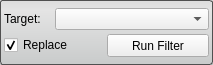
Qt form Interface/ToolInterface/GradientMagnitudeFilterInterface.ui (jessdtate/Seg3D) before a commit.
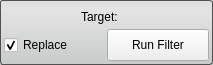
The same form after that commit.

The edit to the form file:
```diff
--- a/Interface/ToolInterface/GradientMagnitudeFilterInterface.ui
+++ b/Interface/ToolInterface/GradientMagnitudeFilterInterface.ui
@@ -46,39 +46,29 @@
     <number>4</number>
    </property>
    <item>
-    <layout class="QHBoxLayout" name="activeHLayout" stretch="1,3">
+    <layout class="QHBoxLayout" name="activeHLayout" stretch="1">
      <property name="spacing">
       <number>0</number>
      </property>
      <item>
       <widget class="QLabel" name="activeLabel">
        <property name="sizePolicy">
-        <sizepolicy hsizetype="Expanding" vsizetype="Preferred">
+        <sizepolicy hsizetype="Fixed" vsizetype="Preferred">
          <horstretch>0</horstretch>
          <verstretch>0</verstretch>
         </sizepolicy>
        </property>
+       <property name="minimumSize">
+        <size>
+         <width>50</width>
+         <height>0</height>
+        </size>
+       </property>
        <property name="text">
         <string>Target:</string>
        </property>
       </widget>
      </item>
-     <item>
-      <widget class="QComboBox" name="targetComboBox">
-       <property name="sizePolicy">
-        <sizepolicy hsizetype="Expanding" vsizetype="Fixed">
-         <horstretch>0</horstretch>
-         <verstretch>0</verstretch>
-        </sizepolicy>
-       </property>
-       <property name="sizeAdjustPolicy">
-        <enum>QComboBox::AdjustToMinimumContentsLength</enum>
-       </property>
-       <property name="minimumContentsLength">
-        <number>12</number>
-       </property>
-      </widget>
-     </item>
     </layout>
    </item>
    <item>
@@ -91,6 +81,12 @@
          <verstretch>0</verstretch>
         </sizepolicy>
        </property>
+       <property name="minimumSize">
+        <size>
+         <width>0</width>
+         <height>32</height>
+        </size>
+       </property>
        <property name="text">
         <string>Replace</string>
        </property>
@@ -107,10 +103,16 @@
          <verstretch>0</verstretch>
         </sizepolicy>
        </property>
+       <property name="minimumSize">
+        <size>
+         <width>0</width>
+         <height>32</height>
+        </size>
+       </property>
        <property name="maximumSize">
         <size>
          <width>16777215</width>
-         <height>23</height>
+         <height>32</height>
         </size>
        </property>
        <property name="text">
```
